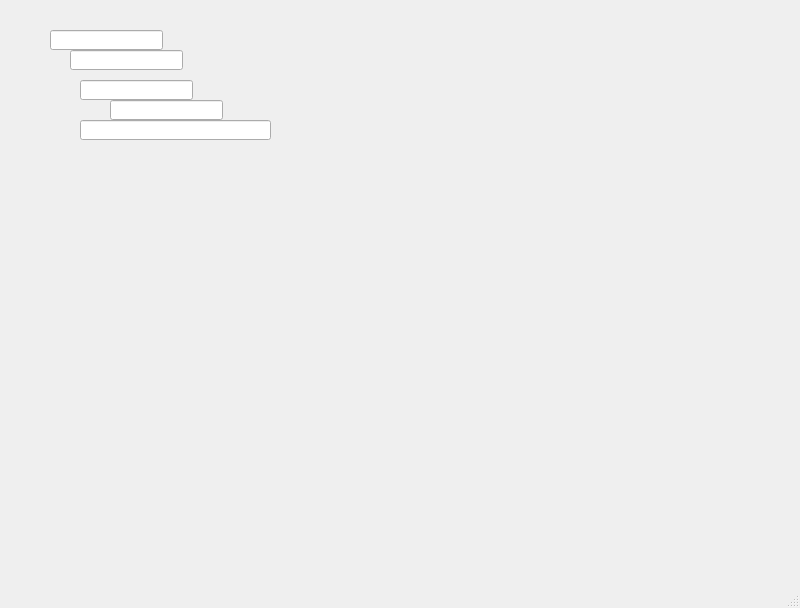
First picture: the form in src/desiger/MainWindowTabOrder.ui, repository Leidian5135/QT_learn, before the edit.
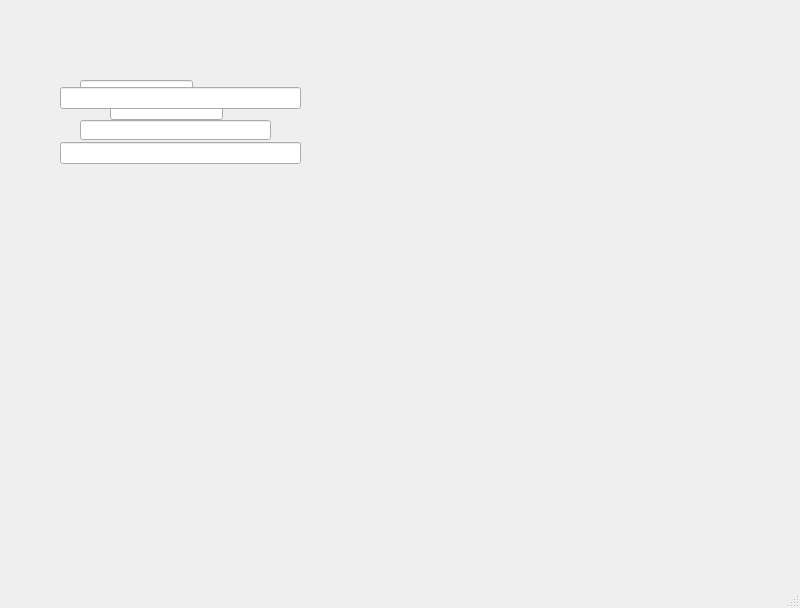
Second picture: the form after the edit.

```diff
--- a/src/desiger/MainWindowTabOrder.ui
+++ b/src/desiger/MainWindowTabOrder.ui
@@ -44,25 +44,23 @@
      </rect>
     </property>
    </widget>
-   <widget class="QLineEdit" name="lineEdit_4">
+   <widget class="QWidget" name="gridLayoutWidget">
     <property name="geometry">
      <rect>
-      <x>50</x>
-      <y>30</y>
-      <width>113</width>
-      <height>20</height>
+      <x>60</x>
+      <y>60</y>
+      <width>241</width>
+      <height>131</height>
      </rect>
     </property>
-   </widget>
-   <widget class="QLineEdit" name="lineEdit_5">
-    <property name="geometry">
-     <rect>
-      <x>70</x>
-      <y>50</y>
-      <width>113</width>
-      <height>20</height>
-     </rect>
-    </property>
+    <layout class="QGridLayout" name="gridLayout">
+     <item row="1" column="0">
+      <widget class="QLineEdit" name="lineEdit_5"/>
+     </item>
+     <item row="0" column="0">
+      <widget class="QLineEdit" name="lineEdit_4"/>
+     </item>
+    </layout>
    </widget>
   </widget>
   <widget class="QMenuBar" name="menubar">
```
